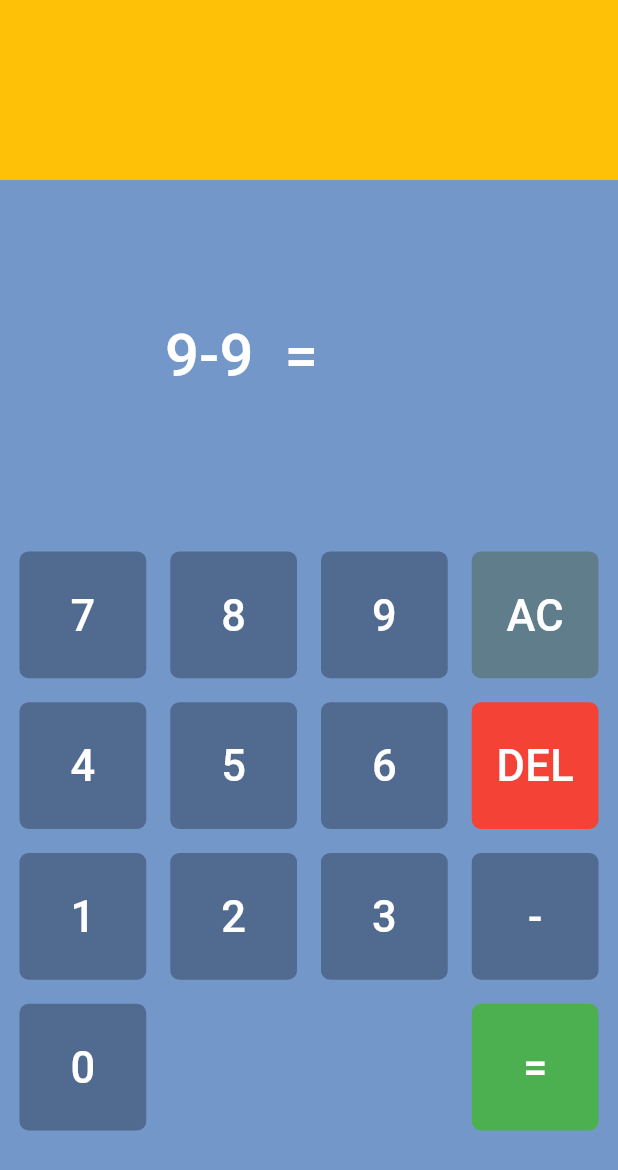
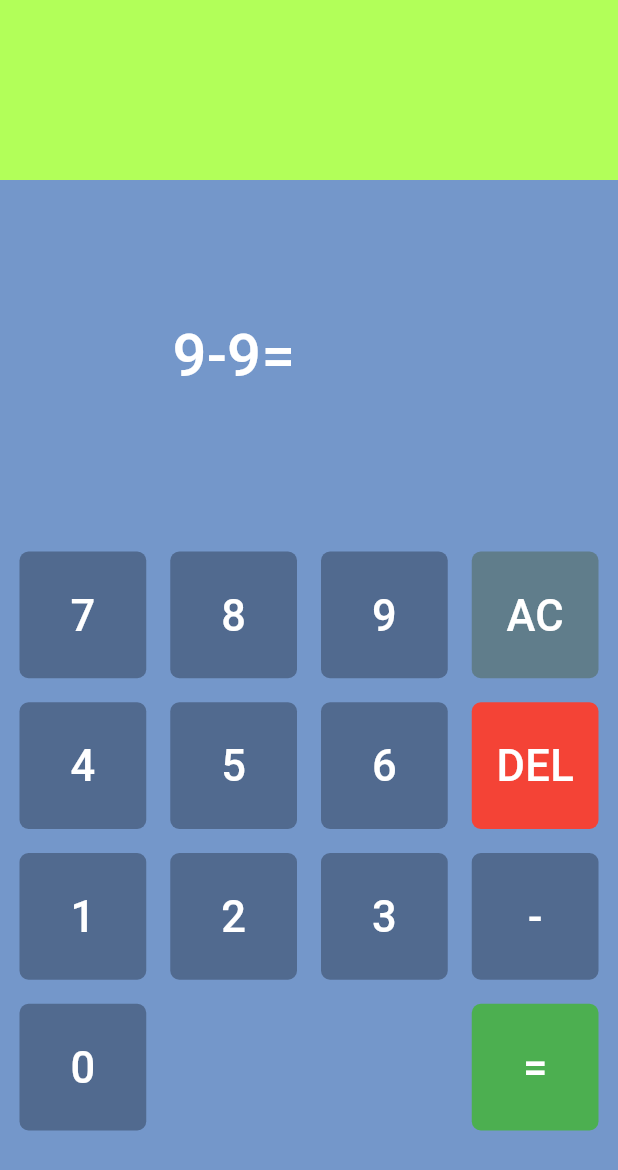
Before and after one commit to nouhaila-17/Test_your_brain, a Flutter app: the GameScreen screen opened by its route, on a phone screen of 412 x 824 dp. Shown: the top 1170 px of the screen. Run offline on Flutter 3.47's test engine with Material 2 defaults, Android fonts, the light colour scheme and no system bars; our stand-ins replace vibration.

Commit message:
working on android

```diff
--- a/test_your_brain/lib/screens/game_screen.dart
+++ b/test_your_brain/lib/screens/game_screen.dart
@@ -2,7 +2,6 @@ import 'package:flutter/material.dart';
 import 'package:test_your_brain/styles/color.dart';
 import 'package:test_your_brain/utils/pad_buttons.dart';
 import 'package:test_your_brain/styles/text_styles.dart';
-import 'package:vibration/vibration.dart';
 
 import '../utils/errors_handle.dart';
 import '../utils/random_operators.dart';
@@ -130,7 +129,7 @@ class _GameScreenState extends State<GameScreen> {
     });
   }
 
-  //////////////////////////
+  //////////////////////////The SCAFFOLD ///////////////////////////////////////////////////////////////////
   @override
   Widget build(BuildContext context) {
     return Scaffold(
@@ -140,7 +139,7 @@ class _GameScreenState extends State<GameScreen> {
           //logo and Timer////////////////////////////////////////////////
           Container(
             height: 120,
-            color: Colors.amber,
+            color: Colors.lightGreenAccent,
           ),
           //operation//////////////////////////////////////////////////////
           Expanded(
@@ -151,14 +150,14 @@ class _GameScreenState extends State<GameScreen> {
                 children: [
                   //operation
                   Text(
-                    '${randomOperators.firstNumber}${randomOperators.operator}${randomOperators.secondNumber}  =',
+                    '${randomOperators.firstNumber}${randomOperators.operator}${randomOperators.secondNumber}= ',
                     style: NumberTextStyle.numberTextStyle,
                   ),
                   //answer
-                  Container(
+                  SizedBox(
+                    //color: Colors.amber,
                     height: 60,
                     width: 90,
-                    //color: Colors.amber,
                     child: Text(
                       userAnswer,
                       style: NumberTextStyle.numberTextStyle,
--- a/test_your_brain/lib/utils/errors_handle.dart
+++ b/test_your_brain/lib/utils/errors_handle.dart
@@ -1,4 +1,5 @@
 import 'package:flutter/material.dart';
+import 'package:vibration/vibration.dart';
 
 class ErrorHandler {
   static void showError(BuildContext context, String errorMessage) {
@@ -6,7 +7,7 @@ class ErrorHandler {
       SnackBar(
         content: Text(errorMessage),
         backgroundColor: Colors.red,
-        duration: Duration(seconds: 1),
+        duration: const Duration(seconds: 1),
       ),
     );
   }
```
Also changed, not shown: 1 other file.
